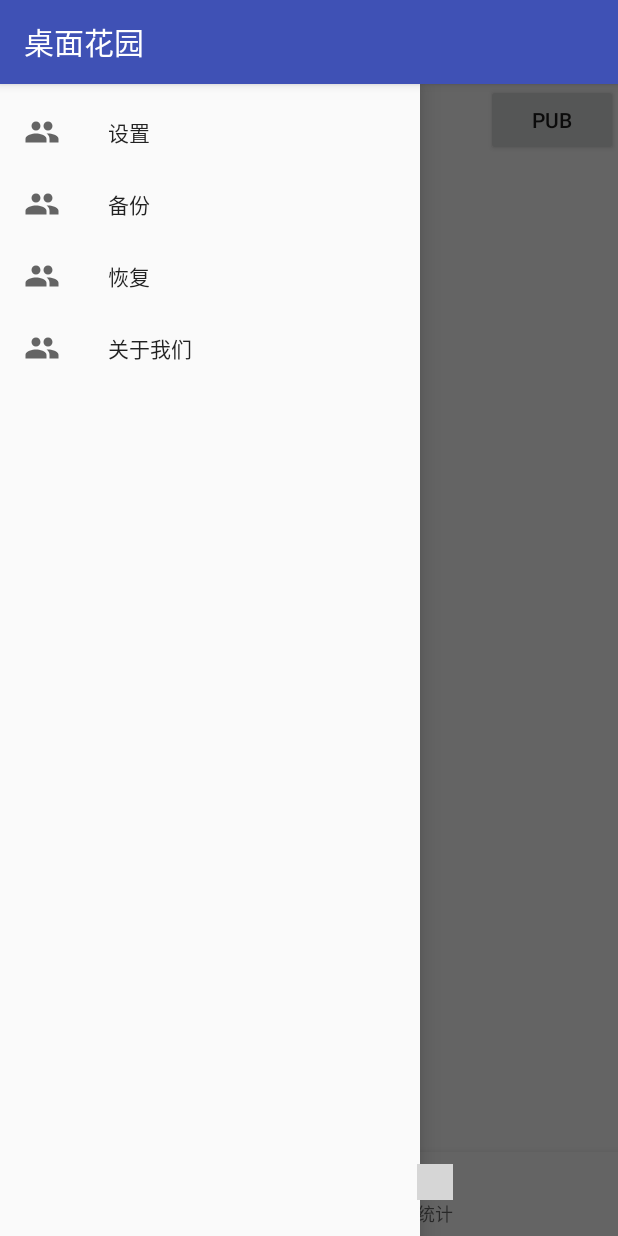
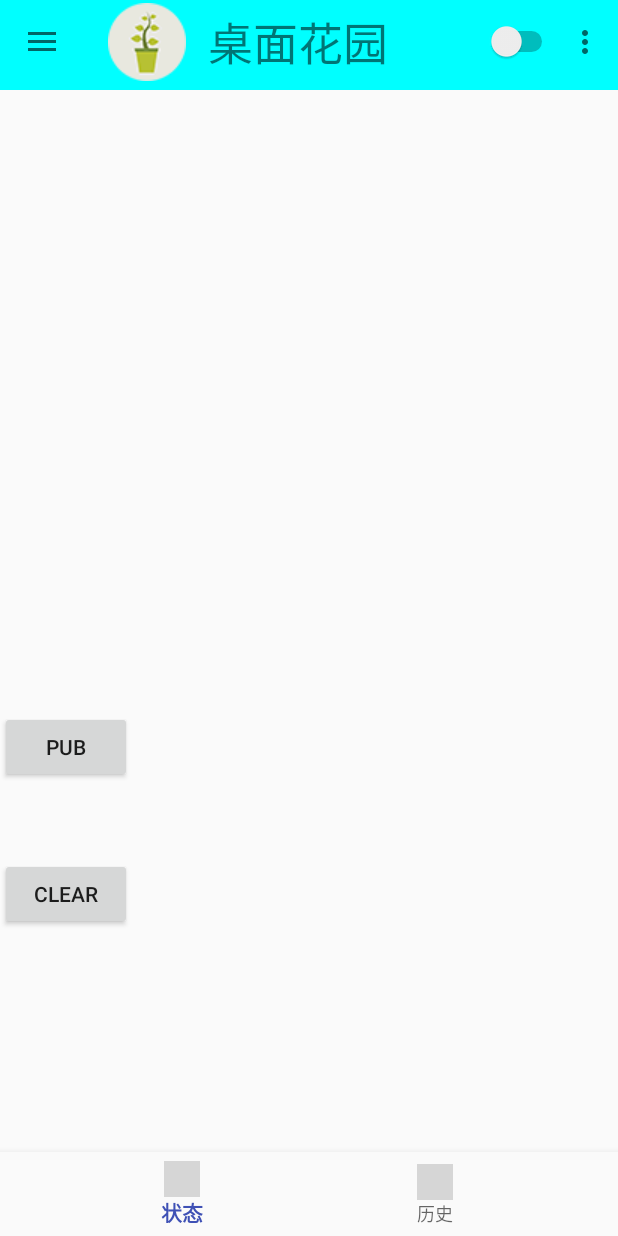
Before and after one commit to HerculesHu/Table_Garden, an Android app: the MainActivity screen opened directly, with no data from a screen before it, in the side drawer, after a tap on "备份", on a phone screen of 412 x 824 dp. Run offline under Robolectric (Android 15) with nearby library versions, the phone set to English and light mode, and no system bars; libraries missing offline, so code that uses them is left out: org.eclipse.paho, org.litepal.crud; 3 statements that could not run were skipped; grey boxes are pictures that could not be loaded.

Commit message:
加入了各种按钮的点击事件处理

```diff
--- a/TableGarden/app/src/main/java/com/zucc/g3/hzy/myapplication/MainActivity.java
+++ b/TableGarden/app/src/main/java/com/zucc/g3/hzy/myapplication/MainActivity.java
@@ -1,18 +1,25 @@
 package com.zucc.g3.hzy.myapplication;
 
-import android.app.Activity;
+import android.content.Intent;
 import android.os.Handler;
 import android.os.Message;
+import android.support.annotation.NonNull;
+import android.support.design.widget.BottomNavigationView;
+import android.support.design.widget.NavigationView;
+import android.support.v4.view.GravityCompat;
+import android.support.v4.widget.DrawerLayout;
+import android.support.v7.app.ActionBarDrawerToggle;
 import android.support.v7.app.AppCompatActivity;
 import android.os.Bundle;
+import android.support.v7.widget.Toolbar;
+import android.view.Menu;
+import android.view.MenuItem;
 import android.view.View;
 import android.widget.Button;
 import android.widget.CompoundButton;
-import android.widget.EditText;
 import android.widget.Switch;
 import android.widget.TextView;
 import android.widget.Toast;
-
 import org.eclipse.paho.client.mqttv3.IMqttActionListener;
 import org.eclipse.paho.client.mqttv3.IMqttDeliveryToken;
 import org.eclipse.paho.client.mqttv3.IMqttToken;
@@ -24,12 +31,12 @@ import org.eclipse.paho.client.mqttv3.MqttMessage;
 import org.eclipse.paho.client.mqttv3.persist.MemoryPersistence;
 import org.json.JSONException;
 import org.json.JSONObject;
-
+import org.litepal.crud.DataSupport;
 import java.util.Timer;
 import java.util.TimerTask;
 
 
-public class MainActivity extends AppCompatActivity  implements Button.OnClickListener , CompoundButton.OnCheckedChangeListener{
+public class MainActivity extends AppCompatActivity  implements Button.OnClickListener , CompoundButton.OnCheckedChangeListener,NavigationView.OnNavigationItemSelectedListener{
 
     private String HOST="127.0.0.1:1883";
     private final static String USERNAME="";
@@ -51,6 +58,11 @@ public class MainActivity extends AppCompatActivity  implements Button.OnClickLi
     private MqttAsyncClient mqttClient;
     private Switch switch_connect;
 
+    private Toolbar toolbar;
+    private BottomNavigationView mBottomNavigationView;
+    private DrawerLayout drawer;
+    private ActionBarDrawerToggle toggle;
+
     @Override
     protected void onCreate(Bundle savedInstanceState) {
         super.onCreate(savedInstanceState);
@@ -67,6 +79,39 @@ public class MainActivity extends AppCompatActivity  implements Button.OnClickLi
         clearButton=(Button)findViewById(R.id.clearButton);
         pubButton.setOnClickListener(this);
         clearButton.setOnClickListener(this);
+        mBottomNavigationView = (BottomNavigationView) findViewById(R.id.navigation);
+
+        //抬头的点点点
+        toolbar = (Toolbar) findViewById(R.id.toolbar);
+        //设置导航图标要在setSupportActionBar方法之后
+        setSupportActionBar(toolbar);
+
+        //配置toolbar左边三条杠布局
+        drawer = (DrawerLayout) findViewById(R.id.drawer_layout);
+        toggle = new ActionBarDrawerToggle(
+                this, drawer, toolbar, R.string.navigation_drawer_open, R.string.navigation_drawer_close);
+        drawer.setDrawerListener(toggle);
+        toggle.syncState();
+
+        //底部导航监听
+        BottomNavigationView navigation = (BottomNavigationView) findViewById(R.id.navigation);
+        navigation.setOnNavigationItemSelectedListener(mOnNavigationItemSelectedListener);
+
+
+        NavigationView navigationView = (NavigationView) findViewById(R.id.nav_view);
+        navigationView.setNavigationItemSelectedListener(this);
+
+        toolbar.setOnMenuItemClickListener(new Toolbar.OnMenuItemClickListener() {
+            @Override
+            public boolean onMenuItemClick(MenuItem item) {
+                switch (item.getItemId()) {
+                    case R.id.action_settings:
+                        Toast.makeText(MainActivity.this, "嘿嘿嘿", Toast.LENGTH_SHORT).show();
+                        break;
+                }
+                return true;
+            }
+        });
 
     }
 
@@ -88,6 +133,7 @@ public class MainActivity extends AppCompatActivity  implements Button.OnClickLi
     };
 
 
+
 //滑块滑动
     public void onCheckedChanged(CompoundButton buttonView, boolean isChecked) {
         if (buttonView.getId()== R.id.sw_connect){
@@ -107,8 +153,6 @@ public class MainActivity extends AppCompatActivity  implements Button.OnClickLi
             }
         }
     }
-
-
 
     //异步线程连接订阅mqtt消息
     private void delay_connector() {
@@ -171,7 +215,6 @@ public class MainActivity extends AppCompatActivity  implements Button.OnClickLi
         }
     };
 
-
     //mqtt事务处理中心
     private void connectBroker(){
         try {
@@ -182,7 +225,6 @@ public class MainActivity extends AppCompatActivity  implements Button.OnClickLi
             e.printStackTrace();
         }
     }
-
 
     //配置mqtt长连接
     private MqttConnectOptions getOptions(){
@@ -223,6 +265,62 @@ public class MainActivity extends AppCompatActivity  implements Button.OnClickLi
         timer.schedule(task, time);//设置两次发送时间间隔
     }
 
+    @Override
+    //抬头的点点点
+    public boolean onCreateOptionsMenu(Menu menu) {
+        getMenuInflater().inflate(R.menu.menu_main, menu);
+        return true;
+    }
+
+    //底部导航监听
+    private BottomNavigationView.OnNavigationItemSelectedListener mOnNavigationItemSelectedListener
+            = new BottomNavigationView.OnNavigationItemSelectedListener() {
+
+        @Override
+        public boolean onNavigationItemSelected(@NonNull MenuItem item) {
+            switch (item.getItemId()) {
+                case R.id.history:
+                    toolbar.setTitle("历史");
+                    Toast.makeText(MainActivity.this,"历史",Toast.LENGTH_SHORT).show();
+                    return true;
+                case R.id.state:
+                    toolbar.setTitle("状态");
+                    Toast.makeText(MainActivity.this,"状态",Toast.LENGTH_SHORT).show();
+                    return true;
+            }
+            return false;
+        }
+
+    };
+
+    //侧滑菜单点击事件
+    public boolean onNavigationItemSelected(MenuItem item) {
+
+        int id = item.getItemId();
+
+        if (id == R.id.nav_set) {
+            Toast.makeText(MainActivity.this, "备份中", Toast.LENGTH_SHORT).show();
+
+        } else if (id == R.id.nav_backups) {
+            Toast.makeText(MainActivity.this, "备份中....", Toast.LENGTH_SHORT).show();
+
+        } else if (id == R.id.nav_quit) {
+
+            DataSupport.deleteAll(QRcode.class);
+            Intent intent = new Intent(MainActivity.this, ScanQRActivity.class);
+            startActivity(intent);
+            this.finish();
+
+        } else if (id == R.id.nav_about) {
+            Toast.makeText(MainActivity.this, "关于我们", Toast.LENGTH_SHORT).show();
+        } else {
+            //Do nothing
+        }
+
+        DrawerLayout drawer = (DrawerLayout) findViewById(R.id.drawer_layout);
+        drawer.closeDrawer(GravityCompat.START);
+        return true;
+    }
 
     @Override
     public void onClick(View v) {
@@ -248,7 +346,6 @@ public class MainActivity extends AppCompatActivity  implements Button.OnClickLi
             {
                 Toast.makeText(MainActivity.this,"亲，命令已经到达，不要频繁发送",Toast.LENGTH_SHORT).show();
             }
-
         }
 
         else if(v==clearButton){
--- a/TableGarden/app/src/main/java/com/zucc/g3/hzy/myapplication/ScanQRActivity.java
+++ b/TableGarden/app/src/main/java/com/zucc/g3/hzy/myapplication/ScanQRActivity.java
@@ -50,7 +50,7 @@ public class ScanQRActivity extends AppCompatActivity implements EasyPermissions
 
     }
 
-
+    //是否曾经扫过码
     private void chack(){
         List<QRcode> code= DataSupport.findAll(QRcode.class);
         if(code.isEmpty())
--- a/TableGarden/app/src/main/res/layout/activity_main.xml
+++ b/TableGarden/app/src/main/res/layout/activity_main.xml
@@ -15,45 +15,38 @@
         <android.support.design.widget.AppBarLayout
             android:id="@+id/AppBarLayout"
             android:layout_width="match_parent"
-            android:layout_height="48dp"
-            android:background="#00FFFFFF"
+            android:layout_height="60dp"
+            android:background="#00FFFF"
             app:elevation="0dp">
-            <android.support.v7.widget.Toolbar
+            <include
                 android:id="@+id/toolbar"
-                android:layout_width="match_parent"
-                android:layout_height="48dp"
-                android:background="#00FFFFFF"
-                />
+                layout="@layout/toolbar" />
         </android.support.design.widget.AppBarLayout>
-        <Switch
-            android:id="@+id/sw_connect"
-            android:layout_width="wrap_content"
-            android:layout_height="wrap_content"
-           />
+
 
         <Button
             android:layout_width="wrap_content"
             android:layout_height="wrap_content"
             android:id="@+id/pubButton"
             android:text="pub"
-            android:layout_alignParentEnd="true" />
+            android:layout_above="@+id/submessage"
+            android:layout_alignStart="@+id/navigation" />
 
         <Button
             android:layout_width="wrap_content"
             android:layout_height="wrap_content"
             android:text="clear"
             android:id="@+id/clearButton"
-            android:layout_below="@+id/submessage"
+            android:layout_above="@+id/navigation"
             android:layout_alignParentStart="true"
-            android:layout_marginTop="14dp" />
+            android:layout_marginBottom="148dp" />
 
         <TextView
             android:id="@+id/submessage"
             android:layout_width="match_parent"
             android:layout_height="50dp"
-            android:layout_below="@+id/pubButton"
-            android:layout_alignParentStart="true"
-            android:layout_marginTop="22dp" />
+            android:layout_above="@+id/clearButton"
+            android:layout_alignParentStart="true" />
 
         <android.support.design.widget.BottomNavigationView
             android:id="@+id/navigation"
--- a/TableGarden/app/src/main/res/layout/toolbar.xml
+++ b/TableGarden/app/src/main/res/layout/toolbar.xml
@@ -2,19 +2,27 @@
 <android.support.v7.widget.Toolbar xmlns:android="http://schemas.android.com/apk/res/android"
     xmlns:toolbar="http://schemas.android.com/apk/res-auto"
     android:id="@+id/toolbar"
-    android:layout_width="wrap_content"
+    android:layout_width="match_parent"
     android:layout_height="wrap_content"
 
-    toolbar:title="Title"
-    toolbar:subtitle="Sub Title"
+    toolbar:logo="@drawable/logo"
+    toolbar:title="状态"
+
     toolbar:titleTextColor="#ffffff"
     toolbar:popupTheme="@style/ToolbarPopupTheme">
 
     <TextView
-        android:layout_width="100dp"
+        android:layout_width="200dp"
         android:layout_height="wrap_content"
-        android:text="牛逼啊！"
-        android:textSize="20dp"/>
+        android:text="  桌面花园"
+        android:textSize="30dp"/>
+
+
+    <Switch
+        android:id="@+id/sw_connect"
+        android:layout_width="wrap_content"
+        android:layout_height="wrap_content"
+         />
 
 
 
--- a/TableGarden/app/src/main/res/menu/drawer.xml
+++ b/TableGarden/app/src/main/res/menu/drawer.xml
@@ -12,9 +12,9 @@
         android:icon="@drawable/test"
         android:title="备份" />
     <item
-        android:id="@+id/nav_recovery"
+        android:id="@+id/nav_quit"
         android:icon="@drawable/test"
-        android:title="恢复" />
+        android:title="退出" />
 
     <item
         android:id="@+id/nav_about"
--- a/TableGarden/app/src/main/res/menu/navigation.xml
+++ b/TableGarden/app/src/main/res/menu/navigation.xml
@@ -3,12 +3,12 @@
     xmlns:android="http://schemas.android.com/apk/res/android">
 
     <item
-        android:id="@+id/favorite"
+        android:id="@+id/state"
         android:icon="@mipmap/ic_launcher"
-        android:title="记账" />
+        android:title="状态" />
     <item
-        android:id="@+id/wallet"
+        android:id="@+id/history"
         android:icon="@mipmap/ic_launcher"
-        android:title="统计" />
+        android:title="历史" />
 
 </menu>
--- a/TableGarden/app/src/main/res/values/strings.xml
+++ b/TableGarden/app/src/main/res/values/strings.xml
@@ -1,3 +1,5 @@
 <resources>
     <string name="app_name">桌面花园</string>
+    <string name="navigation_drawer_open">Open navigation drawer</string>
+    <string name="navigation_drawer_close">Close navigation drawer</string>
 </resources>
--- a/TableGarden/app/src/main/res/values/styles.xml
+++ b/TableGarden/app/src/main/res/values/styles.xml
@@ -1,7 +1,7 @@
 <resources>
 
     <!-- Base application theme. -->
-    <style name="AppTheme" parent="Theme.AppCompat.Light.DarkActionBar">
+    <style name="AppTheme" parent="Theme.AppCompat.Light.NoActionBar">
         <!-- Customize your theme here. -->
         <item name="colorPrimary">@color/colorPrimary</item>
         <item name="colorPrimaryDark">@color/colorPrimaryDark</item>
```
Also changed, not shown: TableGarden/app/src/main/res/drawable/logo.png (added).
